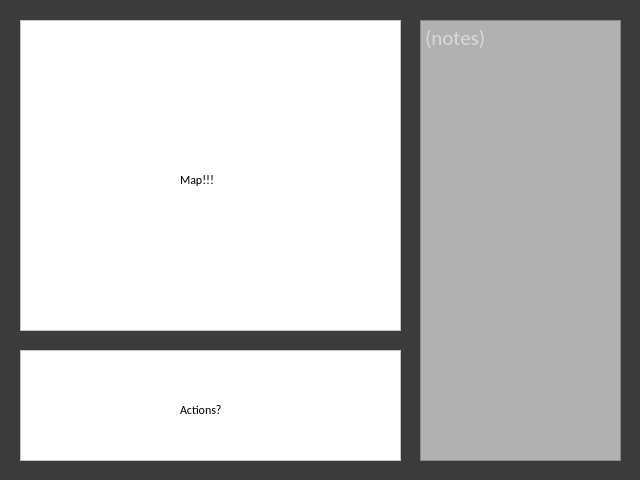
AltairFoo/Clue-Less, file views/ClueStart_Main.ui: the form before one commit.
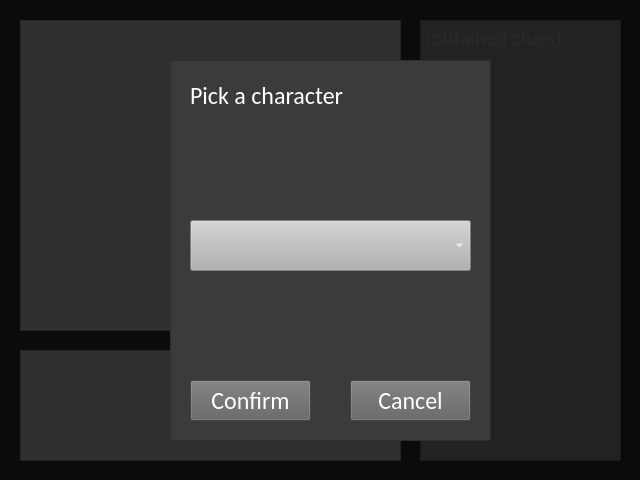
The form after the commit. Icons and pictures are not drawn.

What changed in the file:
```diff
--- a/views/ClueStart_Main.ui
+++ b/views/ClueStart_Main.ui
@@ -379,6 +379,9 @@
     </widget>
    </widget>
    <widget class="QWidget" name="Widget_GamePlay" native="true">
+    <property name="enabled">
+     <bool>true</bool>
+    </property>
     <property name="geometry">
      <rect>
       <x>0</x>
@@ -409,7 +412,7 @@
       <string notr="true">background: #B1B1B1; font-size: 16pt; </string>
      </property>
      <property name="placeholderText">
-      <string>(notes)</string>
+      <string>(obtained clues)</string>
      </property>
     </widget>
     <widget class="QFrame" name="frame_3">
@@ -478,7 +481,267 @@
        <string notr="true">color: Black</string>
       </property>
       <property name="text">
-       <string>Actions?</string>
+       <string>Actions</string>
+      </property>
+     </widget>
+    </widget>
+   </widget>
+   <widget class="QWidget" name="Widget_GamePlay_Actions" native="true">
+    <property name="enabled">
+     <bool>true</bool>
+    </property>
+    <property name="geometry">
+     <rect>
+      <x>0</x>
+      <y>0</y>
+      <width>641</width>
+      <height>481</height>
+     </rect>
+    </property>
+    <property name="sizePolicy">
+     <sizepolicy hsizetype="Maximum" vsizetype="Maximum">
+      <horstretch>0</horstretch>
+      <verstretch>0</verstretch>
+     </sizepolicy>
+    </property>
+    <property name="styleSheet">
+     <string notr="true">background: #90000000</string>
+    </property>
+    <widget class="QFrame" name="Actions_Frame">
+     <property name="geometry">
+      <rect>
+       <x>170</x>
+       <y>60</y>
+       <width>321</width>
+       <height>381</height>
+      </rect>
+     </property>
+     <property name="styleSheet">
+      <string notr="true">background: #3B3B3B;</string>
+     </property>
+     <property name="frameShape">
+      <enum>QFrame::StyledPanel</enum>
+     </property>
+     <property name="frameShadow">
+      <enum>QFrame::Raised</enum>
+     </property>
+     <widget class="QPushButton" name="Actions_ConfirmBtn">
+      <property name="geometry">
+       <rect>
+        <x>20</x>
+        <y>320</y>
+        <width>121</width>
+        <height>41</height>
+       </rect>
+      </property>
+      <property name="font">
+       <font>
+        <family>Calibri</family>
+        <pointsize>18</pointsize>
+       </font>
+      </property>
+      <property name="styleSheet">
+       <string notr="true">background: #626262;</string>
+      </property>
+      <property name="text">
+       <string>function</string>
+      </property>
+     </widget>
+     <widget class="QComboBox" name="Actions_RoomComboBox">
+      <property name="geometry">
+       <rect>
+        <x>20</x>
+        <y>240</y>
+        <width>281</width>
+        <height>51</height>
+       </rect>
+      </property>
+      <property name="styleSheet">
+       <string notr="true">background: #B1B1B1</string>
+      </property>
+     </widget>
+     <widget class="QLabel" name="Actions_Label">
+      <property name="geometry">
+       <rect>
+        <x>20</x>
+        <y>20</y>
+        <width>111</width>
+        <height>31</height>
+       </rect>
+      </property>
+      <property name="font">
+       <font>
+        <family>Calibri</family>
+        <pointsize>18</pointsize>
+       </font>
+      </property>
+      <property name="text">
+       <string>Options</string>
+      </property>
+     </widget>
+     <widget class="QComboBox" name="Actions_WeaponComboBox">
+      <property name="geometry">
+       <rect>
+        <x>20</x>
+        <y>150</y>
+        <width>281</width>
+        <height>51</height>
+       </rect>
+      </property>
+      <property name="styleSheet">
+       <string notr="true">background: #B1B1B1</string>
+      </property>
+     </widget>
+     <widget class="QPushButton" name="Actions_CancelBtn">
+      <property name="geometry">
+       <rect>
+        <x>180</x>
+        <y>320</y>
+        <width>121</width>
+        <height>41</height>
+       </rect>
+      </property>
+      <property name="font">
+       <font>
+        <family>Calibri</family>
+        <pointsize>18</pointsize>
+       </font>
+      </property>
+      <property name="styleSheet">
+       <string notr="true">background: #626262;</string>
+      </property>
+      <property name="text">
+       <string>Cancel</string>
+      </property>
+     </widget>
+     <widget class="QComboBox" name="Actions_SuspectComboBox">
+      <property name="geometry">
+       <rect>
+        <x>20</x>
+        <y>60</y>
+        <width>281</width>
+        <height>51</height>
+       </rect>
+      </property>
+      <property name="styleSheet">
+       <string notr="true">background: #B1B1B1</string>
+      </property>
+     </widget>
+    </widget>
+   </widget>
+   <widget class="QWidget" name="Widget_GamePlay_PickCharacter" native="true">
+    <property name="enabled">
+     <bool>true</bool>
+    </property>
+    <property name="geometry">
+     <rect>
+      <x>0</x>
+      <y>0</y>
+      <width>641</width>
+      <height>481</height>
+     </rect>
+    </property>
+    <property name="sizePolicy">
+     <sizepolicy hsizetype="Maximum" vsizetype="Maximum">
+      <horstretch>0</horstretch>
+      <verstretch>0</verstretch>
+     </sizepolicy>
+    </property>
+    <property name="styleSheet">
+     <string notr="true">background: #90000000</string>
+    </property>
+    <widget class="QFrame" name="PickCharacter_Frame">
+     <property name="geometry">
+      <rect>
+       <x>170</x>
+       <y>60</y>
+       <width>321</width>
+       <height>381</height>
+      </rect>
+     </property>
+     <property name="styleSheet">
+      <string notr="true">background: #3B3B3B;</string>
+     </property>
+     <property name="frameShape">
+      <enum>QFrame::StyledPanel</enum>
+     </property>
+     <property name="frameShadow">
+      <enum>QFrame::Raised</enum>
+     </property>
+     <widget class="QPushButton" name="PickCharacter_ConfirmBtn">
+      <property name="geometry">
+       <rect>
+        <x>20</x>
+        <y>320</y>
+        <width>121</width>
+        <height>41</height>
+       </rect>
+      </property>
+      <property name="font">
+       <font>
+        <family>Calibri</family>
+        <pointsize>18</pointsize>
+       </font>
+      </property>
+      <property name="styleSheet">
+       <string notr="true">background: #626262;</string>
+      </property>
+      <property name="text">
+       <string>Confirm</string>
+      </property>
+     </widget>
+     <widget class="QLabel" name="PickCharacter_Label">
+      <property name="geometry">
+       <rect>
+        <x>20</x>
+        <y>20</y>
+        <width>281</width>
+        <height>31</height>
+       </rect>
+      </property>
+      <property name="font">
+       <font>
+        <family>Calibri</family>
+        <pointsize>18</pointsize>
+       </font>
+      </property>
+      <property name="text">
+       <string>Pick a character</string>
+      </property>
+     </widget>
+     <widget class="QPushButton" name="PickCharacter_Cancel">
+      <property name="geometry">
+       <rect>
+        <x>180</x>
+        <y>320</y>
+        <width>121</width>
+        <height>41</height>
+       </rect>
+      </property>
+      <property name="font">
+       <font>
+        <family>Calibri</family>
+        <pointsize>18</pointsize>
+       </font>
+      </property>
+      <property name="styleSheet">
+       <string notr="true">background: #626262;</string>
+      </property>
+      <property name="text">
+       <string>Cancel</string>
+      </property>
+     </widget>
+     <widget class="QComboBox" name="PickCharacter_comboBox">
+      <property name="geometry">
+       <rect>
+        <x>20</x>
+        <y>160</y>
+        <width>281</width>
+        <height>51</height>
+       </rect>
+      </property>
+      <property name="styleSheet">
+       <string notr="true">background: #B1B1B1</string>
       </property>
      </widget>
     </widget>
@@ -486,6 +749,8 @@
    <zorder>Widget_GameInit</zorder>
    <zorder>verticalLayoutWidget</zorder>
    <zorder>Widget_GamePlay</zorder>
+   <zorder>Widget_GamePlay_Actions</zorder>
+   <zorder>Widget_GamePlay_PickCharacter</zorder>
   </widget>
  </widget>
  <resources/>
```
